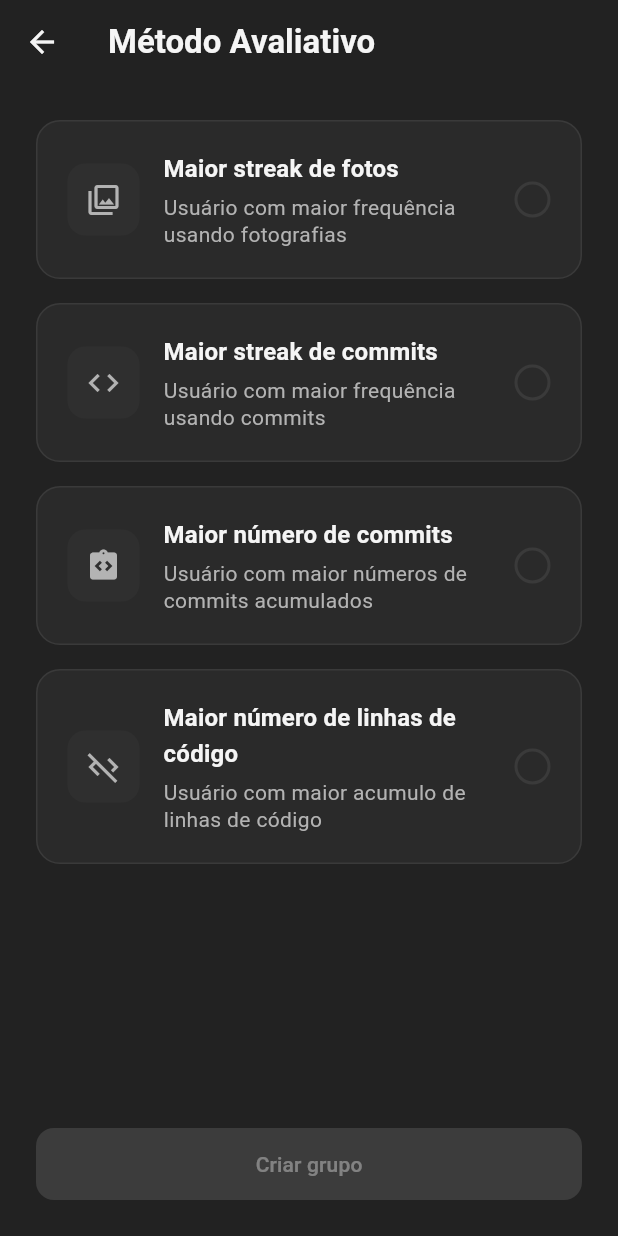
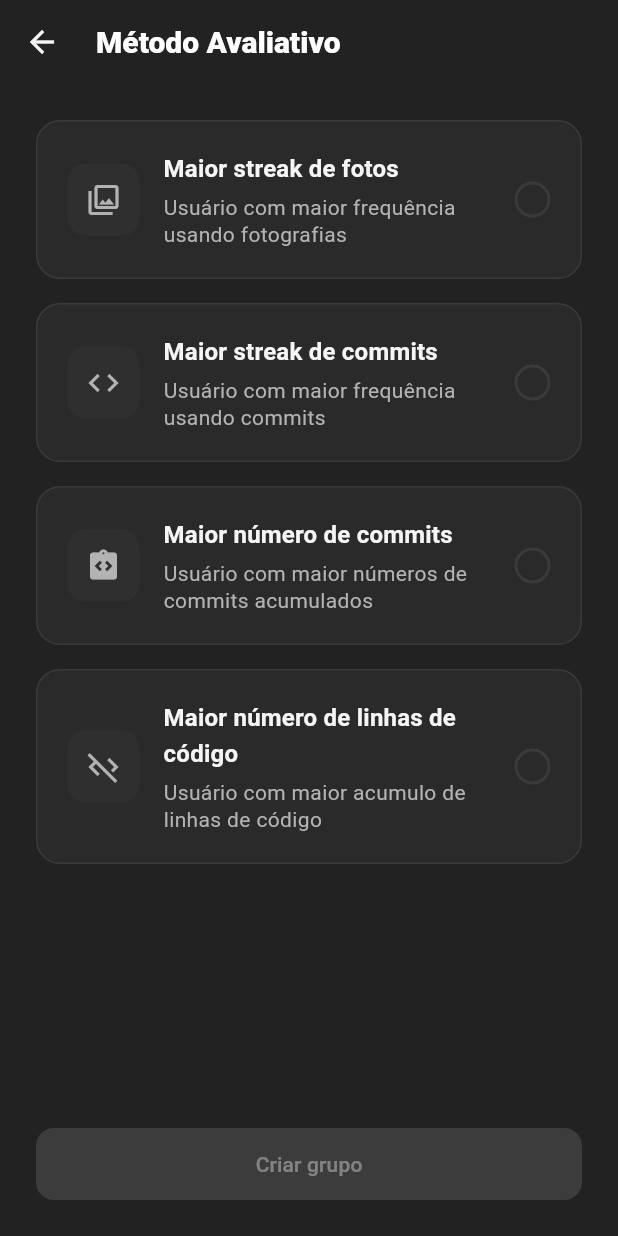
Before and after one commit to coderats-hub/legacy-coderats, a Flutter app: the ScoringModeGroupsScreen screen opened directly, on a phone screen of 412 x 824 dp. Run offline on Flutter 3.47's test engine with Material 3 defaults, Android fonts, the phone set to English and light mode, and no system bars; our stand-ins replace flutter_riverpod, google_fonts.

Commit message:
titulo da pagina arrumado

```diff
--- a/Codigo/apps/mobile/lib/features/groups/presentation/screens/scoring_mode_groups.screen.dart
+++ b/Codigo/apps/mobile/lib/features/groups/presentation/screens/scoring_mode_groups.screen.dart
@@ -28,15 +28,18 @@ class _ScoringModeGroupsScreenState extends State<ScoringModeGroupsScreen> {
       appBar: AppBar(
         backgroundColor: colors.background,
         elevation: 0,
+        titleSpacing: 8,
+        centerTitle: false,
         leading: IconButton(
           icon: Icon(Icons.arrow_back, color: colors.onBackground),
           onPressed: () => Navigator.of(context).pop(),
         ),
         title: Text(
           'Método Avaliativo',
-          style: textTheme.titleLarge?.copyWith(
-            color: colors.onBackground,
-            fontWeight: FontWeight.bold,
+          style: TextStyle(
+            color: Colors.white,
+            fontSize: 20,
+            fontWeight: FontWeight.w900,
           ),
         ),
       ),
```
Also changed, not shown: Codigo/apps/mobile/lib/features/groups/presentation/screens/create_groups.screen.dart (+6 -3 lines).
